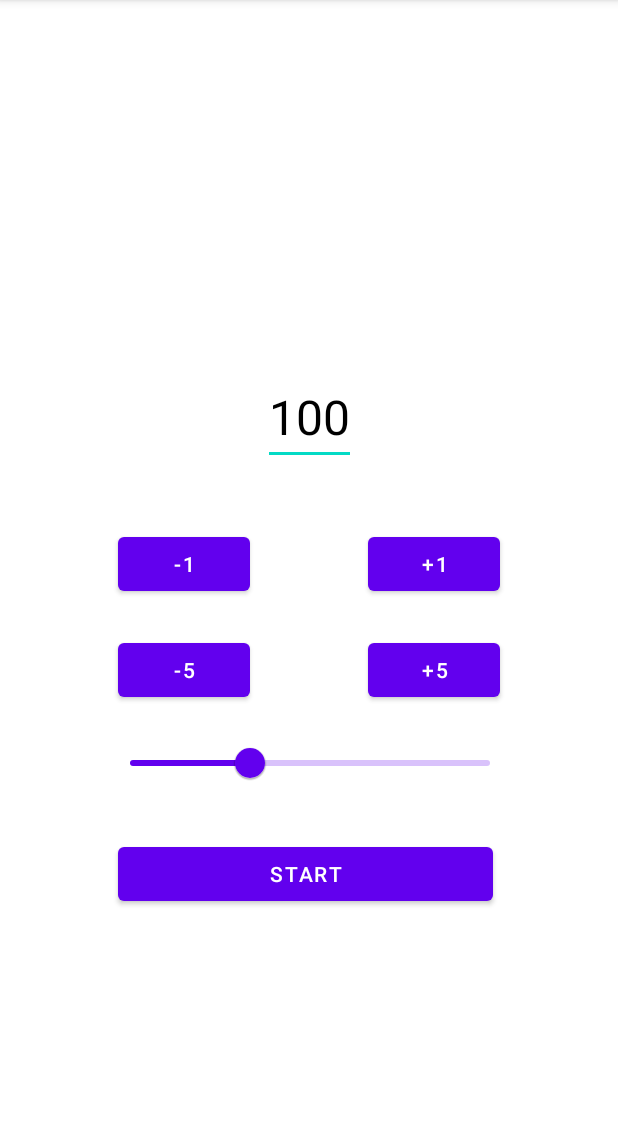
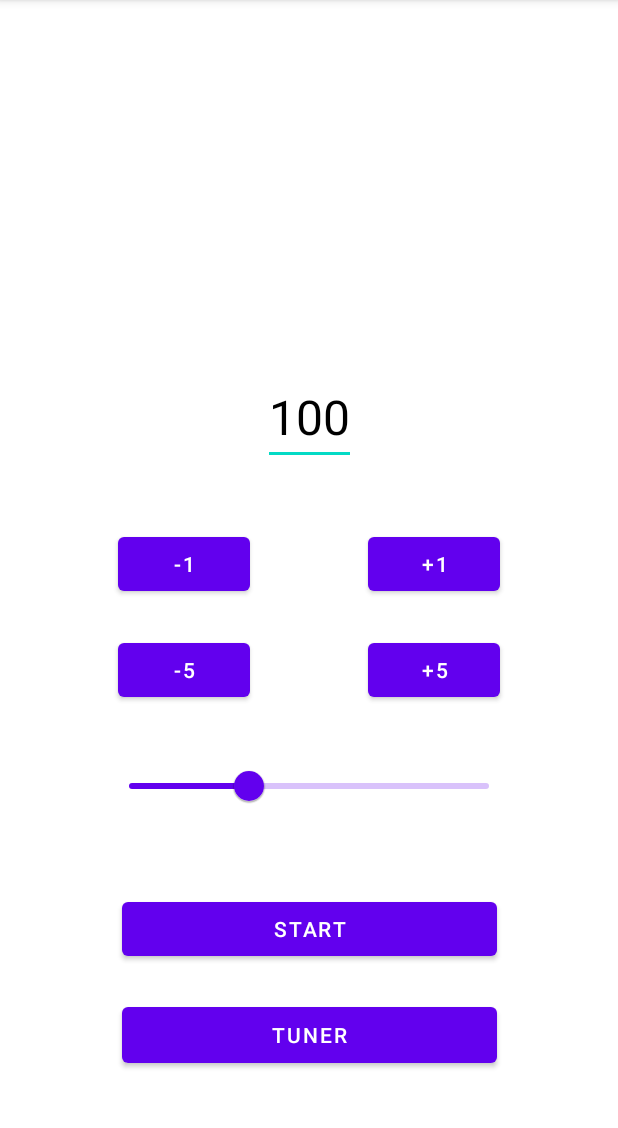
Before and after one commit to 587851/Metronom, an Android app: the screen it shows after launch (MainActivity), on a phone screen of 412 x 824 dp, the part 84-1212 px from its top. Run offline under Robolectric (Android 15) with nearby library versions, the phone set to English and light mode, and no system bars.

Commit message:
Lagt til activity for tuner + litt til

```diff
--- a/app/src/main/AndroidManifest.xml
+++ b/app/src/main/AndroidManifest.xml
@@ -12,6 +12,9 @@
         android:supportsRtl="true"
         android:theme="@style/Theme.Metronome"
         tools:targetApi="31">
+        <activity
+            android:name=".TunerActivity"
+            android:exported="false" />
         <activity
             android:name=".SoundChoiceActivity"
             android:exported="false" />
--- a/app/src/main/java/com/example/metronome/MainActivity.java
+++ b/app/src/main/java/com/example/metronome/MainActivity.java
@@ -4,7 +4,8 @@ import android.content.Intent;
 import android.media.AudioAttributes;
 import android.media.AudioManager;
 import android.os.Bundle;
-import android.os.SystemClock;
+import android.os.PowerManager;
+import android.os.PowerManager.WakeLock;
 import android.text.Editable;
 import android.text.TextWatcher;
 import android.view.Menu;
@@ -12,12 +13,8 @@ import android.view.MenuItem;
 import android.view.View;
 import android.widget.Button;
 import android.widget.EditText;
-import android.widget.ImageButton;
 import android.widget.TextView;
-
-import androidx.annotation.NonNull;
 import androidx.appcompat.app.AppCompatActivity;
-
 import com.google.android.material.slider.Slider;
 
 public class MainActivity extends AppCompatActivity implements View.OnClickListener, TextWatcher {
@@ -25,34 +22,35 @@ public class MainActivity extends AppCompatActivity implements View.OnClickListe
     private EditText tempoText;
     private TextView warningText;
     static public Metronome metronome;
-    Button playTempoButton;
-    private long lastChangeTime = 0;
+    //private WakeLock wakeLock;
+    private Button playTempoButton;
 
     @Override
     protected void onCreate(Bundle savedInstanceState) {
         super.onCreate(savedInstanceState);
         setContentView(R.layout.activity_main);
 
-        AudioAttributes audioAttributes = new AudioAttributes.Builder()
-                                            .setUsage(AudioAttributes.USAGE_MEDIA)
-                                            .setContentType(AudioAttributes.CONTENT_TYPE_MUSIC)
-                                            .build();
-        this.setVolumeControlStream(AudioManager.STREAM_MUSIC);
+        /*
+        // Acquire WakeLock to prevent the device from sleeping
+        PowerManager powerManager = (PowerManager) getSystemService(POWER_SERVICE);
+        wakeLock = powerManager.newWakeLock(PowerManager.PARTIAL_WAKE_LOCK, "app:metronomewakelock");
+        wakeLock.acquire();
+        */
+
+        setVolumeControlStream(AudioManager.STREAM_MUSIC);
 
         metronome = new Metronome(this);
 
-        tempoText = (EditText) findViewById(R.id.tempoText);
+        tempoText = findViewById(R.id.tempoText);
         tempoText.addTextChangedListener(this);
-        warningText = (TextView) findViewById(R.id.textView);
+        warningText = findViewById(R.id.textView);
 
         Slider tempoSlider = findViewById(R.id.slider);
-        tempoSlider.addOnChangeListener(new Slider.OnChangeListener() {
-            @Override
-            public void onValueChange(@NonNull Slider slider, float value, boolean fromUser) {
-                metronome.setTempo((int)value);
-                metronome.changeActiveTempo();
-                tempoText.setText(String.valueOf((int)value));
-            }
+        tempoSlider.addOnChangeListener((slider, value, fromUser) -> {
+            int tempo = (int) value;
+            metronome.setTempo(tempo);
+            metronome.changeActiveTempo();
+            tempoText.setText(String.valueOf(tempo));
         });
 
         Button addFiveButton = findViewById(R.id.buttonAddFive);
@@ -65,12 +63,12 @@ public class MainActivity extends AppCompatActivity implements View.OnClickListe
         removeOneButton.setOnClickListener(this);
         playTempoButton = findViewById(R.id.buttonPlayTempo);
         playTempoButton.setOnClickListener(this);
-
+        Button tunerButton = findViewById(R.id.tuner_button);
+        tunerButton.setOnClickListener(this);
     }
 
     @Override
     public boolean onCreateOptionsMenu(Menu menu) {
-        // Inflate the menu; this adds items to the action bar if it is present.
         getMenuInflater().inflate(R.menu.menu_main, menu);
         return true;
     }
@@ -78,88 +76,101 @@ public class MainActivity extends AppCompatActivity implements View.OnClickListe
     @Override
     public boolean onOptionsItemSelected(MenuItem item) {
         int id = item.getItemId();
-        if(R.id.settings == id){
+        if (id == R.id.settings) {
             stopMetronome();
 
             Intent intent = new Intent(MainActivity.this, SettingsActivity.class);
             startActivity(intent);
             return true;
-        }else{
-            return(super.onOptionsItemSelected(item));
         }
+        return super.onOptionsItemSelected(item);
     }
 
     @Override
     public void onClick(View view) {
         int id = view.getId();
 
-        if(id == R.id.buttonAddFive){
+        if (id == R.id.buttonAddFive) {
             metronome.addToTempo(5);
         } else if (id == R.id.buttonRemoveFive) {
             metronome.removeFromTempo(5);
-        } else if(id == R.id.buttonAddOne){
+        } else if (id == R.id.buttonAddOne) {
             metronome.addToTempo(1);
-        } else if(id == R.id.buttonRemoveOne){
+        } else if (id == R.id.buttonRemoveOne) {
             metronome.removeFromTempo(1);
-        } else if(id == R.id.buttonPlayTempo){
-            if(!metronome.getIsPlaying()){
+        } else if (id == R.id.buttonPlayTempo) {
+            if (!metronome.getIsPlaying()) {
                 startMetronome();
-            }else{
+            } else {
                 stopMetronome();
             }
+        } else if (id == R.id.tuner_button){
+            stopMetronome();
+            Intent intent = new Intent(MainActivity.this, TunerActivity.class);
+            startActivity(intent);
+            this.finish();
         }
-        int tempo = metronome.getTempo();
-        tempoText.setText(String.valueOf(tempo));
+        tempoText.setText(String.valueOf(metronome.getTempo()));
     }
 
-    public void startMetronome(){
+    public void startMetronome() {
         playTempoButton.setText("Stop");
         metronome.start();
     }
-    public void stopMetronome(){
+
+    public void stopMetronome() {
         playTempoButton.setText("Start");
         metronome.stop();
     }
 
     @Override
     public void beforeTextChanged(CharSequence s, int start, int count, int after) {
-        //Nothing
+        // Nothing
     }
 
     @Override
     public void onTextChanged(CharSequence s, int start, int before, int count) {
-        //
+        // Nothing
     }
 
     @Override
     public void afterTextChanged(Editable s) {
         int tempo;
-        try{
+        try {
             tempo = Integer.parseInt(tempoText.getText().toString());
-            if(tempo > 300){
-                tempo = 300;
-                warningText.setText(getString(R.string.tempoWarning));
-            }else if(tempo < 1){
-                tempo = 1;
-                warningText.setText(getString(R.string.tempoWarning));
-            }else{
-                warningText.setText("");
-            }
-        }catch (NumberFormatException e) {
+        } catch (NumberFormatException e) {
             tempo = 1;
             warningText.setText(getString(R.string.tempoWarning));
         }
 
-        if(tempo != metronome.getTempo()){
+        if (tempo > 300) {
+            tempo = 300;
+            warningText.setText(getString(R.string.tempoWarning));
+        } else if (tempo < 1) {
+            tempo = 1;
+            warningText.setText(getString(R.string.tempoWarning));
+        } else {
+            warningText.setText("");
+        }
+
+        if (tempo != metronome.getTempo()) {
             metronome.setTempo(tempo);
             metronome.changeActiveTempo();
         }
     }
 
-
     @Override
-    protected void onDestroy(){
+    protected void onDestroy() {
         super.onDestroy();
         metronome.release();
+
+        /*
+        // Release the WakeLock
+        if (wakeLock != null && wakeLock.isHeld()) {
+            wakeLock.release();
+            wakeLock = null;
+        }
+
+         */
     }
 }
--- a/app/src/main/java/com/example/metronome/Metronome.java
+++ b/app/src/main/java/com/example/metronome/Metronome.java
@@ -75,7 +75,7 @@ public class Metronome {
                     soundPool.play(activeSound, 1, 1, 0, 0, 1);
                 }
             };
-            timer.scheduleAtFixedRate(timerTask, 150, calculateInterval());
+            timer.scheduleAtFixedRate(timerTask, 250, calculateInterval());
         }
     }
 
--- a/app/src/main/res/layout/activity_main.xml
+++ b/app/src/main/res/layout/activity_main.xml
@@ -10,20 +10,20 @@
         android:id="@+id/slider"
         android:layout_width="268dp"
         android:layout_height="45dp"
+        android:layout_marginStart="32dp"
         android:layout_marginTop="8dp"
+        android:layout_marginEnd="32dp"
         android:layout_marginBottom="26dp"
+        android:stepSize="1"
         android:value="100.0"
         android:valueFrom="1.0"
         android:valueTo="300.0"
-        android:stepSize="1"
-        app:tickVisible="false"
         app:labelBehavior="gone"
         app:layout_constraintBottom_toTopOf="@+id/buttonPlayTempo"
         app:layout_constraintEnd_toEndOf="parent"
-        app:layout_constraintHorizontal_bias="0.503"
         app:layout_constraintStart_toStartOf="parent"
         app:layout_constraintTop_toBottomOf="@+id/buttonRemoveFive"
-        app:layout_constraintVertical_bias="1.0" />
+        app:tickVisible="false" />
 
     <EditText
         android:id="@+id/tempoText"
@@ -90,13 +90,13 @@
         android:id="@+id/buttonPlayTempo"
         android:layout_width="250dp"
         android:layout_height="48dp"
+        android:layout_marginStart="32dp"
+        android:layout_marginEnd="32dp"
         android:text="@string/start"
         app:layout_constraintBottom_toBottomOf="parent"
         app:layout_constraintEnd_toEndOf="parent"
-        app:layout_constraintHorizontal_bias="0.484"
         app:layout_constraintStart_toStartOf="parent"
-        app:layout_constraintTop_toBottomOf="@+id/buttonRemoveFive"
-        app:layout_constraintVertical_bias="0.352" />
+        app:layout_constraintTop_toBottomOf="@+id/buttonRemoveFive" />
 
     <TextView
         android:id="@+id/textView"
@@ -111,5 +111,16 @@
         app:layout_constraintTop_toTopOf="parent"
         app:layout_constraintVertical_bias="0.43" />
 
+    <Button
+        android:id="@+id/tuner_button"
+        android:layout_width="250dp"
+        android:layout_height="49dp"
+        android:layout_marginBottom="32dp"
+        android:text="@string/tuner"
+        app:layout_constraintBottom_toBottomOf="parent"
+        app:layout_constraintEnd_toEndOf="parent"
+        app:layout_constraintStart_toStartOf="parent"
+        app:layout_constraintTop_toBottomOf="@+id/buttonPlayTempo" />
+
 
 </androidx.constraintlayout.widget.ConstraintLayout>
--- a/app/src/main/res/values/strings.xml
+++ b/app/src/main/res/values/strings.xml
@@ -27,6 +27,8 @@
     <string name="background_color">Background color</string>
     <string name="back_to_metronome">Back to the metronome</string>
     <string name="metronome_sound_setting">Metronome sound</string>
+    <string name="tuner">Tuner</string>
+    <string name="Metronome">Metronome</string>
 
     <string-array name="metronome_sounds">
         <item>Soft sound</item>
```
Also changed, not shown: app/src/main/java/com/example/metronome/TunerActivity.java (added, +31 -0 lines), app/src/main/res/layout/activity_tuner.xml (added, +19 -0 lines).
